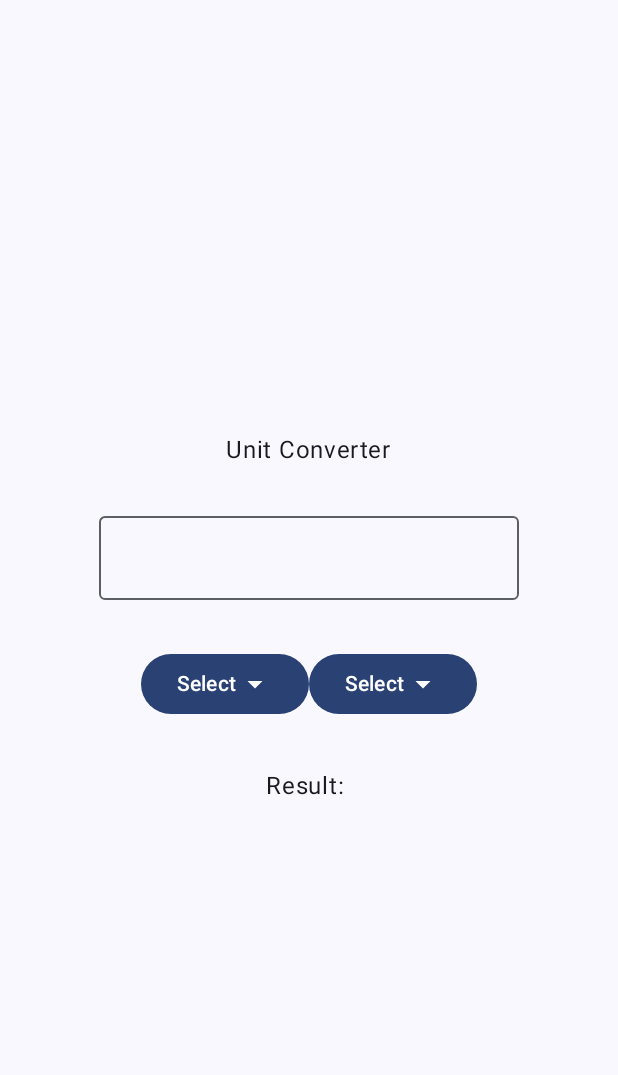
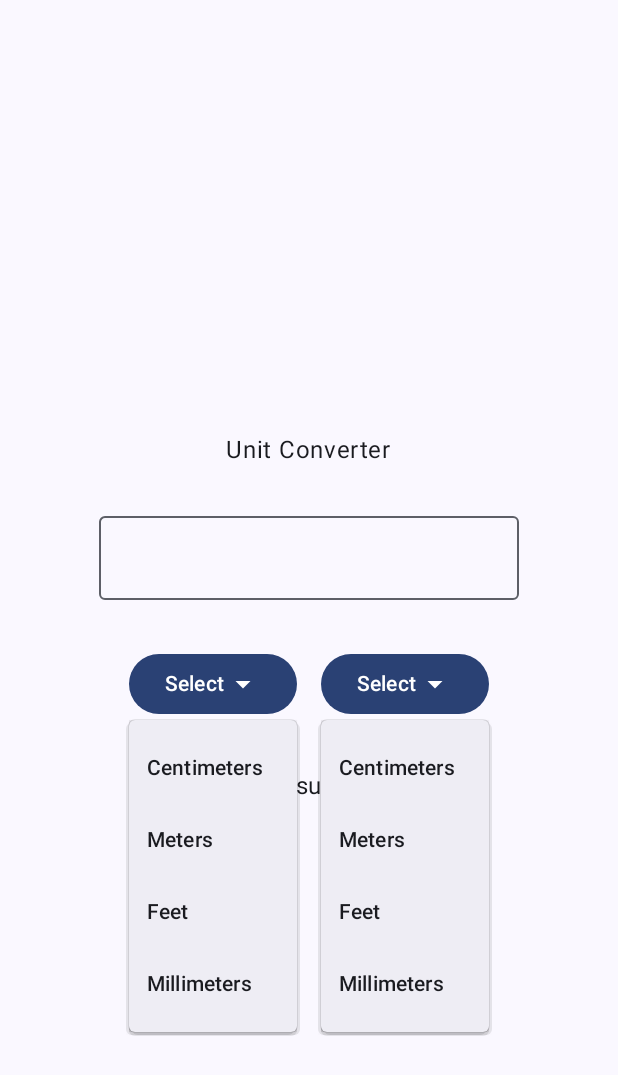
Before and after one commit to SarEnderTarkanson/KotlinMasterclass, an Android app built with Jetpack Compose: the screen it shows after launch (MainActivity), on a phone screen of 412 x 824 dp. Shown: the top 1075 px of the screen. Run offline under Robolectric (Android 15) with nearby library versions, the phone set to English and light mode, and no system bars.

```diff
--- a/UnitConverter/app/src/main/java/com/example/unitconverter/MainActivity.kt
+++ b/UnitConverter/app/src/main/java/com/example/unitconverter/MainActivity.kt
@@ -11,9 +11,12 @@ import androidx.compose.foundation.layout.Row
 import androidx.compose.foundation.layout.Spacer
 import androidx.compose.foundation.layout.fillMaxSize
 import androidx.compose.foundation.layout.padding
+import androidx.compose.foundation.layout.width
 import androidx.compose.material.icons.Icons
 import androidx.compose.material.icons.filled.ArrowDropDown
 import androidx.compose.material3.Button
+import androidx.compose.material3.DropdownMenu
+import androidx.compose.material3.DropdownMenuItem
 import androidx.compose.material3.Icon
 import androidx.compose.material3.OutlinedTextField
 import androidx.compose.material3.Scaffold
@@ -66,13 +69,50 @@ fun UnitConverter(modifier: Modifier = Modifier) {
                         contentDescription = "Arrow Down"
                     )
                 }
+                DropdownMenu(expanded = true, onDismissRequest = {}) {
+                    DropdownMenuItem(
+                        text = { Text("Centimeters") },
+                        onClick = {}
+                    )
+                    DropdownMenuItem(
+                        text = { Text("Meters") },
+                        onClick = {}
+                    )
+                    DropdownMenuItem(
+                        text = { Text("Feet") },
+                        onClick = {}
+                    )
+                    DropdownMenuItem(
+                        text = { Text("Millimeters") },
+                        onClick = {}
+                    )
+                }
             }
+            Spacer(modifier = Modifier.width(16.dp))
             Box {
                 Button(onClick = {}) {
                     Text("Select")
                     Icon(
                         Icons.Default.ArrowDropDown,
                         contentDescription = "Arrow Down"
+                    )
+                }
+                DropdownMenu(expanded = true, onDismissRequest = {}) {
+                    DropdownMenuItem(
+                        text = { Text("Centimeters") },
+                        onClick = {}
+                    )
+                    DropdownMenuItem(
+                        text = { Text("Meters") },
+                        onClick = {}
+                    )
+                    DropdownMenuItem(
+                        text = { Text("Feet") },
+                        onClick = {}
+                    )
+                    DropdownMenuItem(
+                        text = { Text("Millimeters") },
+                        onClick = {}
                     )
                 }
             }
```
